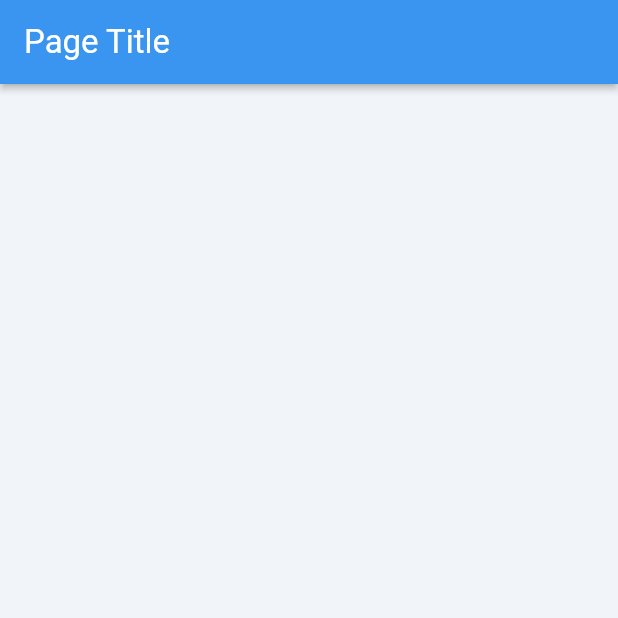
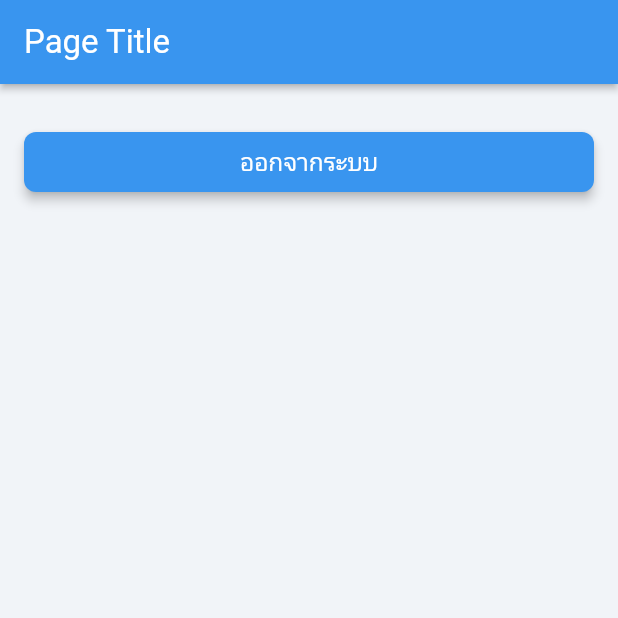
Before and after one commit to darksilver99/meetingroombooking, a Flutter app: the screen it shows once a user with an empty profile is signed in, on a phone screen of 412 x 824 dp, the top half of it. Run offline on Flutter 3.47's test engine with Material 2 defaults, Android fonts, the phone set to English and light mode, and no system bars; drawn by our look-alikes of auto_size_text; our stand-ins replace cloud_firestore, firebase_auth, firebase_core, firebase_crashlytics, firebase_dynamic_links, font_awesome_flutter and 10 more; missing offline and left inert: json_path; accounts and stored records are empty; Roboto replaces fonts that are missing (Kanit).

Commit message:
Updating to latest FlutterFlow output.

```diff
--- a/lib/home_page/home_page_model.dart
+++ b/lib/home_page/home_page_model.dart
@@ -1,5 +1,7 @@
+import '/auth/firebase_auth/auth_util.dart';
 import '/flutter_flow/flutter_flow_theme.dart';
 import '/flutter_flow/flutter_flow_util.dart';
+import '/flutter_flow/flutter_flow_widgets.dart';
 import 'package:flutter/material.dart';
 import 'package:google_fonts/google_fonts.dart';
 import 'package:provider/provider.dart';
--- a/lib/home_page/home_page_widget.dart
+++ b/lib/home_page/home_page_widget.dart
@@ -1,5 +1,7 @@
+import '/auth/firebase_auth/auth_util.dart';
 import '/flutter_flow/flutter_flow_theme.dart';
 import '/flutter_flow/flutter_flow_util.dart';
+import '/flutter_flow/flutter_flow_widgets.dart';
 import 'package:flutter/material.dart';
 import 'package:google_fonts/google_fonts.dart';
 import 'package:provider/provider.dart';
@@ -57,9 +59,49 @@ class _HomePageWidgetState extends State<HomePageWidget> {
         ),
         body: SafeArea(
           top: true,
-          child: Column(
-            mainAxisSize: MainAxisSize.max,
-            children: [],
+          child: Padding(
+            padding: EdgeInsetsDirectional.fromSTEB(16.0, 16.0, 16.0, 16.0),
+            child: SingleChildScrollView(
+              child: Column(
+                mainAxisSize: MainAxisSize.max,
+                children: [
+                  Padding(
+                    padding:
+                        EdgeInsetsDirectional.fromSTEB(0.0, 16.0, 0.0, 0.0),
+                    child: FFButtonWidget(
+                      onPressed: () async {
+                        GoRouter.of(context).prepareAuthEvent();
+                        await authManager.signOut();
+                        GoRouter.of(context).clearRedirectLocation();
+
+                        context.goNamedAuth('LoginPage', context.mounted);
+                      },
+                      text: 'ออกจากระบบ',
+                      options: FFButtonOptions(
+                        width: double.infinity,
+                        height: 40.0,
+                        padding:
+                            EdgeInsetsDirectional.fromSTEB(0.0, 0.0, 0.0, 0.0),
+                        iconPadding:
+                            EdgeInsetsDirectional.fromSTEB(0.0, 0.0, 0.0, 0.0),
+                        color: FlutterFlowTheme.of(context).primary,
+                        textStyle:
+                            FlutterFlowTheme.of(context).titleSmall.override(
+                                  fontFamily: 'Kanit',
+                                  color: Colors.white,
+                                ),
+                        elevation: 3.0,
+                        borderSide: BorderSide(
+                          color: Colors.transparent,
+                          width: 1.0,
+                        ),
+                        borderRadius: BorderRadius.circular(8.0),
+                      ),
+                    ),
+                  ),
+                ],
+              ),
+            ),
           ),
         ),
       ),
```
